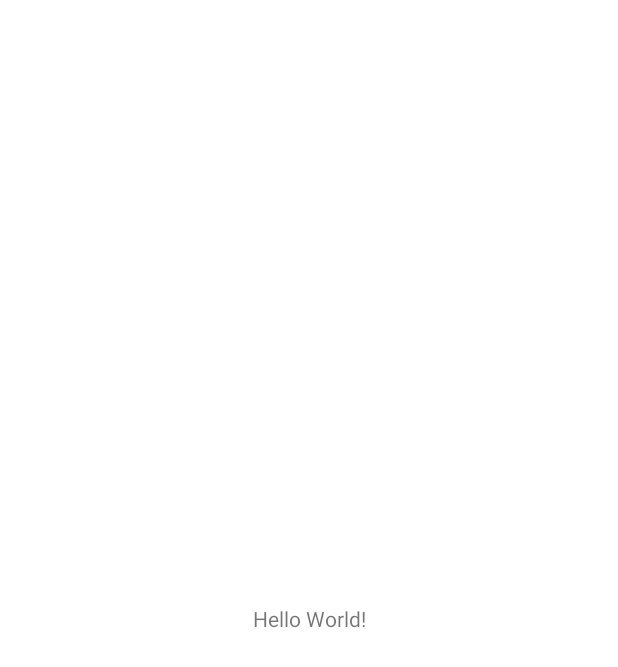
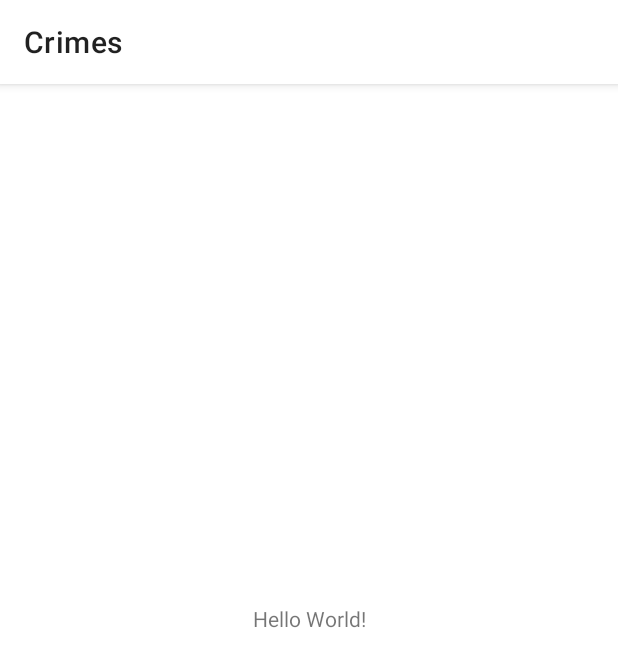
Before and after one commit to HadySalhab/CriminialIntent-MVVM, an Android app: the screen it shows after launch (MainActivity), on a phone screen of 412 x 824 dp. Before the commit the part shown is almost empty. Shown: the top 667 px of the screen. Run offline under Robolectric (Android 15) with nearby library versions, the phone set to English and light mode, and no system bars.

Commit message:
Adding Toolbar to MainActivity

```diff
--- a/app/src/main/res/layout/activity_main.xml
+++ b/app/src/main/res/layout/activity_main.xml
@@ -5,6 +5,22 @@
     android:layout_width="match_parent"
     android:layout_height="match_parent"
     tools:context=".MainActivity">
+
+    <com.google.android.material.appbar.AppBarLayout
+        android:id="@+id/appBarLayout"
+        android:layout_width="match_parent"
+        android:layout_height="wrap_content"
+        app:layout_constraintEnd_toEndOf="parent"
+        app:layout_constraintStart_toStartOf="parent"
+        app:layout_constraintTop_toTopOf="parent">
+
+        <androidx.appcompat.widget.Toolbar
+            android:id="@+id/toolbar"
+            style="@style/Widget.CriminalIntent.Toolbar"
+            android:layout_width="match_parent"
+            android:layout_height="?attr/actionBarSize"
+            app:title="@string/toolbar_title" />
+    </com.google.android.material.appbar.AppBarLayout>
 
     <TextView
         android:layout_width="wrap_content"
--- a/app/src/main/res/values/strings.xml
+++ b/app/src/main/res/values/strings.xml
@@ -1,4 +1,5 @@
 <resources>
     <string name="app_name">CriminialIntent-Refactored</string>
+    <string name="toolbar_title">Crimes</string>
     <string name="empty_list">You have no crimes added</string>
 </resources>
--- a/app/src/main/res/values/styles.xml
+++ b/app/src/main/res/values/styles.xml
@@ -10,4 +10,10 @@
         <item name="colorOnSecondary">@color/colorOnSecondary</item>
     </style>
 
+    <style name="Widget.CriminalIntent.Toolbar" parent="Widget.MaterialComponents.Toolbar">
+        <item name="android:background">?attr/colorPrimary</item>
+        <item name="android:theme">@style/ThemeOverlay.MaterialComponents.ActionBar</item>
+        <item name="android:popupTheme">@style/ThemeOverlay.MaterialComponents.Dark</item>
+    </style>
+
 </resources>
```
